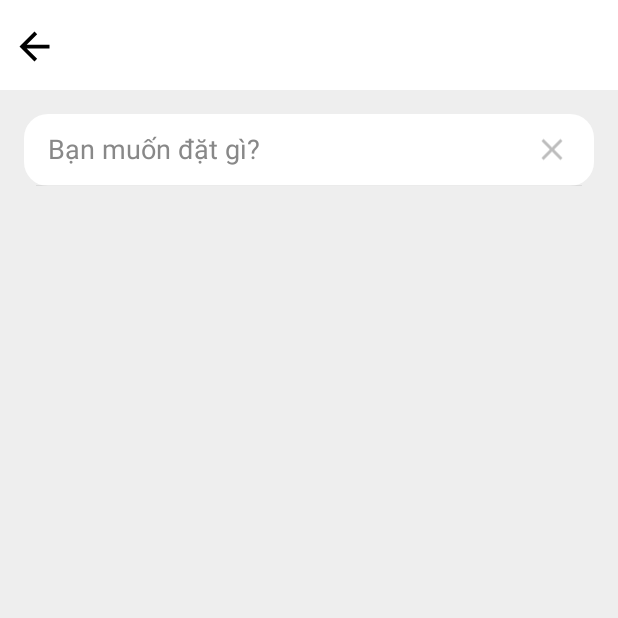
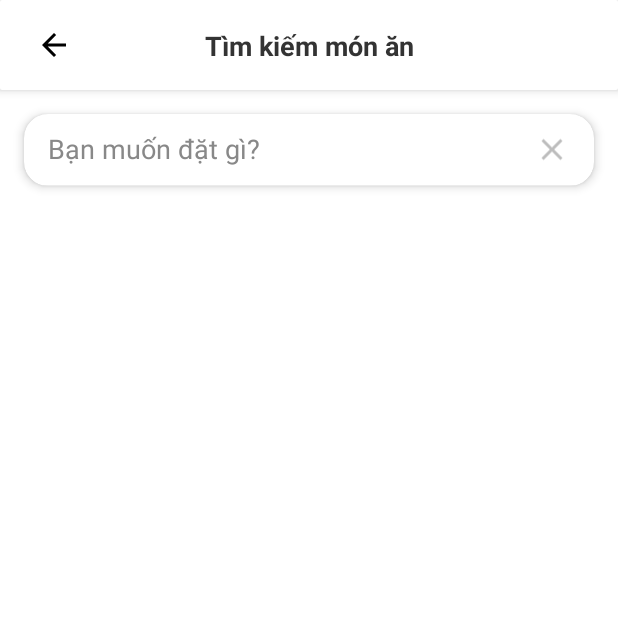
Before and after one commit to HoNguynVu/QuanLyQuanAn, an Android app: the UserSearchFragment screen opened directly, with no data from a screen before it, on a phone screen of 412 x 824 dp, the top half of it. Run offline under Robolectric (Android 15) with nearby library versions, the phone set to English and light mode, and no system bars; our stand-ins replace CircleImageView, Room's generated code, Volley, navigation-ui; libraries missing offline, so code that uses them is left out: com.denzcoskun.imageslider; network calls fail; pictures from the network do not load; 5 statements that could not run were skipped.

Commit message:
fix ui search

```diff
--- a/app/src/main/res/layout/user_search_fragment.xml
+++ b/app/src/main/res/layout/user_search_fragment.xml
@@ -1,44 +1,118 @@
-<LinearLayout xmlns:android="http://schemas.android.com/apk/res/android"
-    android:orientation="vertical"
-    android:background="#EEEE"
+<androidx.constraintlayout.widget.ConstraintLayout xmlns:android="http://schemas.android.com/apk/res/android"
+    xmlns:app="http://schemas.android.com/apk/res-auto"
+    xmlns:tools="http://schemas.android.com/tools"
     android:layout_width="match_parent"
-    android:layout_height="match_parent">
+    android:layout_height="match_parent"
+    android:background="@color/white"
+    android:fitsSystemWindows="true">
 
-    <FrameLayout
+    <!-- Header with Back button and Title -->
+    <androidx.cardview.widget.CardView
+        android:id="@+id/headerCard"
         android:layout_width="match_parent"
-        android:background="#FFFF"
-        android:fitsSystemWindows="false"
-        android:layout_height="60dp">
+        android:layout_height="wrap_content"
+        app:cardElevation="4dp"
+        app:layout_constraintTop_toTopOf="parent">
+
+        <androidx.constraintlayout.widget.ConstraintLayout
+            android:layout_width="match_parent"
+            android:layout_height="60dp"
+            android:background="@color/white">
+
             <ImageButton
                 android:id="@+id/btnBack"
-            android:layout_width="30dp"
-            android:layout_height="30dp"
-            android:layout_marginStart="8dp"
+                android:layout_width="40dp"
+                android:layout_height="40dp"
+                android:layout_marginStart="16dp"
+                android:background="?attr/selectableItemBackgroundBorderless"
+                android:padding="8dp"
+                android:scaleType="fitCenter"
+                android:src="@drawable/ic_back"
+                app:layout_constraintBottom_toBottomOf="parent"
+                app:layout_constraintStart_toStartOf="parent"
+                app:layout_constraintTop_toTopOf="parent" />
+
+            <TextView
+                android:id="@+id/titleText"
+                android:layout_width="wrap_content"
+                android:layout_height="wrap_content"
+                android:text="Tìm kiếm món ăn"
+                android:textColor="#333333"
+                android:textSize="18sp"
+                android:textStyle="bold"
+                app:layout_constraintBottom_toBottomOf="parent"
+                app:layout_constraintEnd_toEndOf="parent"
+                app:layout_constraintStart_toStartOf="parent"
+                app:layout_constraintTop_toTopOf="parent" />
+        </androidx.constraintlayout.widget.ConstraintLayout>
+    </androidx.cardview.widget.CardView>
+
+    <!-- Beautiful Search View with Shadow -->
+    <androidx.cardview.widget.CardView
+        android:id="@+id/searchCard"
+        android:layout_width="0dp"
+        android:layout_height="wrap_content"
+        android:layout_marginHorizontal="16dp"
         android:layout_marginTop="16dp"
-            android:background="@android:color/transparent"
-            android:scaleType="fitXY"
-            android:src="@drawable/ic_back" />
-    </FrameLayout>
+        app:cardCornerRadius="16dp"
+        app:cardElevation="4dp"
+        app:layout_constraintEnd_toEndOf="parent"
+        app:layout_constraintStart_toStartOf="parent"
+        app:layout_constraintTop_toBottomOf="@id/headerCard">
 
         <androidx.appcompat.widget.SearchView
-        android:focusable="true"
-        android:focusableInTouchMode="true"
             android:id="@+id/searchView"
             android:layout_width="match_parent"
             android:layout_height="wrap_content"
-        android:layout_marginLeft="16dp"
-        android:layout_marginTop="16dp"
-        android:layout_marginRight="16dp"
-        android:background="@drawable/searchshape"
+            android:background="@android:color/transparent"
+            android:focusable="true"
+            android:focusableInTouchMode="true"
             android:iconifiedByDefault="false"
             android:queryBackground="@android:color/transparent"
             android:queryHint="Bạn muốn đặt gì?"
-        android:layout_marginBottom="30dp"
             android:searchIcon="@drawable/ic_search" />
+    </androidx.cardview.widget.CardView>
 
+    <!-- Results RecyclerView with elegant styling -->
     <androidx.recyclerview.widget.RecyclerView
-        android:layout_width="match_parent"
+        android:id="@+id/recycler_view"
+        android:layout_width="0dp"
+        android:layout_height="0dp"
+        android:layout_marginTop="16dp"
+        android:clipToPadding="false"
+        android:paddingHorizontal="16dp"
+        android:paddingTop="8dp"
+        android:paddingBottom="16dp"
+        app:layout_constraintBottom_toBottomOf="parent"
+        app:layout_constraintEnd_toEndOf="parent"
+        app:layout_constraintStart_toStartOf="parent"
+        app:layout_constraintTop_toBottomOf="@id/searchCard" />
+
+    <!-- Empty state view -->
+    <LinearLayout
+        android:id="@+id/emptyStateView"
+        android:layout_width="wrap_content"
         android:layout_height="wrap_content"
-        android:id="@+id/recycler_view"
-        />
+        android:gravity="center"
+        android:orientation="vertical"
+        android:visibility="gone"
+        app:layout_constraintBottom_toBottomOf="parent"
+        app:layout_constraintEnd_toEndOf="parent"
+        app:layout_constraintStart_toStartOf="parent"
+        app:layout_constraintTop_toBottomOf="@id/searchCard">
+
+        <ImageView
+            android:layout_width="120dp"
+            android:layout_height="120dp"
+            android:src="@drawable/ic_search" />
+
+        <TextView
+            android:layout_width="wrap_content"
+            android:layout_height="wrap_content"
+            android:layout_marginTop="16dp"
+            android:text="Không tìm thấy kết quả nào"
+            android:textColor="#757575"
+            android:textSize="18sp" />
     </LinearLayout>
+
+</androidx.constraintlayout.widget.ConstraintLayout>
```
Lines whose indentation alone changed are shown as unchanged.
